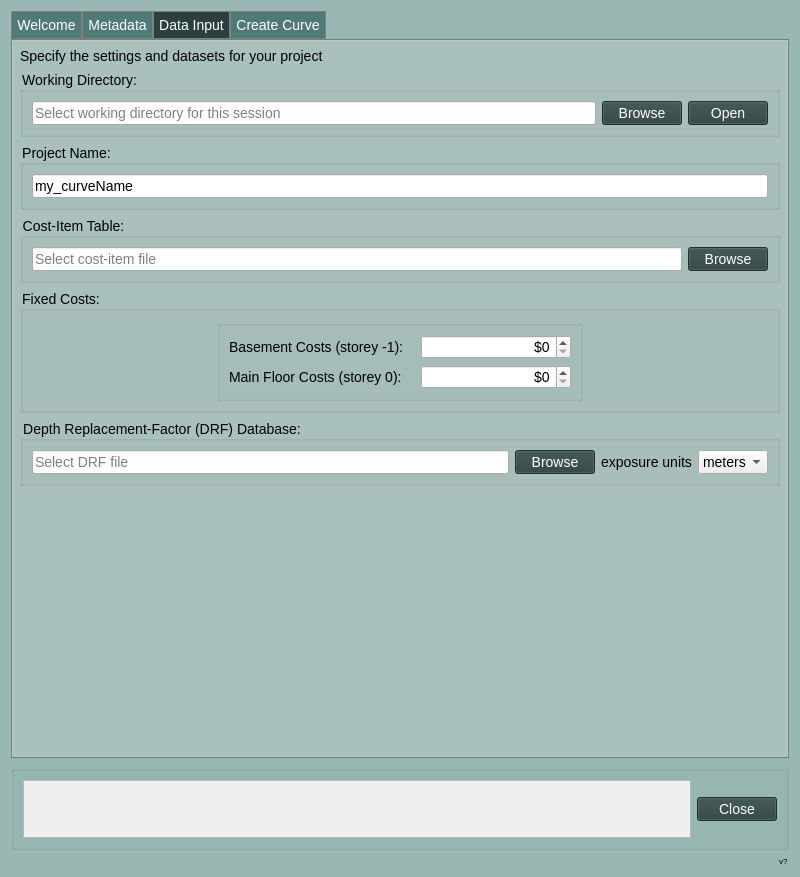
Qt form cancurve/bldgs/cc_bldgs_dialog.ui (NRCan/CanCurve) before a commit.
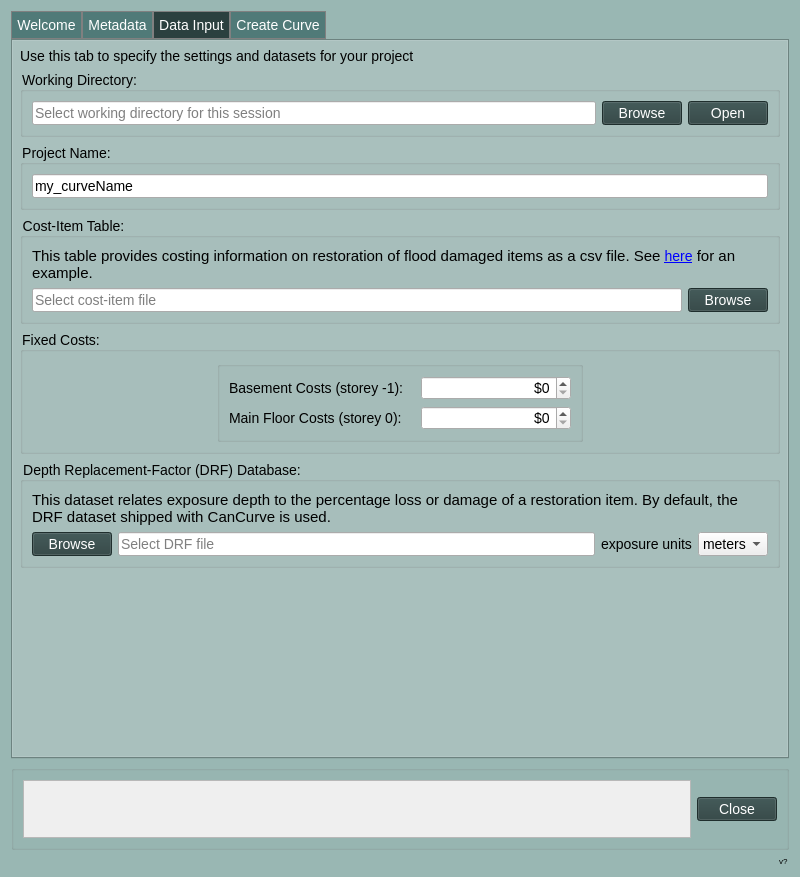
The same form after that commit. The open tabs and pages were chosen to show the change. Icons and pictures are not drawn. Custom widgets are drawn as their Qt base class.

Commit message: re-org data description text

```diff
--- a/cancurve/bldgs/cc_bldgs_dialog.ui
+++ b/cancurve/bldgs/cc_bldgs_dialog.ui
@@ -265,13 +265,6 @@
        <string>Metadata</string>
       </attribute>
       <layout class="QVBoxLayout" name="verticalLayout_7">
-       <item>
-        <widget class="QLabel" name="label_13">
-         <property name="text">
-          <string>Populate the metadata for your building. *required field</string>
-         </property>
-        </widget>
-       </item>
        <item>
         <widget class="QScrollArea" name="scrollArea">
          <property name="palette">
@@ -872,7 +865,7 @@
        <item>
         <widget class="QLabel" name="label_6">
          <property name="text">
-          <string>Specify the settings and datasets for your project</string>
+          <string>Use this tab to specify the settings and datasets for your project</string>
          </property>
         </widget>
        </item>
@@ -945,7 +938,26 @@
          <property name="title">
           <string>Cost-Item Table:</string>
          </property>
-         <layout class="QHBoxLayout" name="horizontalLayout_9">
+         <layout class="QVBoxLayout" name="verticalLayout_24">
+          <item>
+           <widget class="QLabel" name="label_12">
+            <property name="text">
+             <string>&lt;!DOCTYPE HTML PUBLIC &quot;-//W3C//DTD HTML 4.0//EN&quot; &quot;http://www.w3.org/TR/REC-html40/strict.dtd&quot;&gt;
+&lt;html&gt;&lt;head&gt;&lt;meta name=&quot;qrichtext&quot; content=&quot;1&quot; /&gt;&lt;style type=&quot;text/css&quot;&gt;
+p, li { white-space: pre-wrap; }
+&lt;/style&gt;&lt;/head&gt;&lt;body style=&quot; font-family:'MS Shell Dlg 2'; font-size:14px; font-weight:400; font-style:normal;&quot;&gt;
+&lt;p style=&quot; margin-top:0px; margin-bottom:0px; margin-left:0px; margin-right:0px; -qt-block-indent:0; text-indent:0px;&quot;&gt;&lt;span style=&quot; font-size:11pt;&quot;&gt;This table provides costing information on restoration of flood damaged items as a csv file. See &lt;/span&gt;&lt;a href=&quot;https://github.com/NRCan/CanCurve/blob/dev/cancurve/tutorial/01/R_1-L-BD-CU_ABCA.csv&quot;&gt;&lt;span style=&quot; font-size:14px; text-decoration: underline; color:#0000ff;&quot;&gt;here&lt;/span&gt;&lt;/a&gt;&lt;span style=&quot; font-size:11pt;&quot;&gt; for an example.&lt;/span&gt;&lt;/p&gt;&lt;/body&gt;&lt;/html&gt;</string>
+            </property>
+            <property name="wordWrap">
+             <bool>true</bool>
+            </property>
+            <property name="openExternalLinks">
+             <bool>true</bool>
+            </property>
+           </widget>
+          </item>
+          <item>
+           <layout class="QHBoxLayout" name="horizontalLayout_2">
           <item>
            <widget class="QLineEdit" name="lineEdit_tab3dataInput_cifp">
             <property name="statusTip">
@@ -967,6 +979,8 @@
            </widget>
           </item>
          </layout>
+          </item>
+         </layout>
         </widget>
        </item>
        <item>
@@ -1051,7 +1065,33 @@
          <property name="title">
           <string>Depth Replacement-Factor (DRF) Database:</string>
          </property>
-         <layout class="QHBoxLayout" name="horizontalLayout_11">
+         <layout class="QVBoxLayout" name="verticalLayout_23">
+          <item>
+           <widget class="QLabel" name="label_13">
+            <property name="text">
+             <string>&lt;!DOCTYPE HTML PUBLIC &quot;-//W3C//DTD HTML 4.0//EN&quot; &quot;http://www.w3.org/TR/REC-html40/strict.dtd&quot;&gt;
+&lt;html&gt;&lt;head&gt;&lt;meta name=&quot;qrichtext&quot; content=&quot;1&quot; /&gt;&lt;style type=&quot;text/css&quot;&gt;
+p, li { white-space: pre-wrap; }
+&lt;/style&gt;&lt;/head&gt;&lt;body style=&quot; font-family:'MS Shell Dlg 2'; font-size:14px; font-weight:400; font-style:normal;&quot;&gt;
+&lt;p style=&quot; margin-top:0px; margin-bottom:0px; margin-left:0px; margin-right:0px; -qt-block-indent:0; text-indent:0px;&quot;&gt;&lt;span style=&quot; font-size:11pt;&quot;&gt;This dataset relates exposure depth to the percentage loss or damage of a restoration item. By default, the DRF dataset shipped with CanCurve is used.&lt;/span&gt;&lt;/p&gt;&lt;/body&gt;&lt;/html&gt;</string>
+            </property>
+            <property name="wordWrap">
+             <bool>true</bool>
+            </property>
+            <property name="openExternalLinks">
+             <bool>true</bool>
+            </property>
+           </widget>
+          </item>
+          <item>
+           <layout class="QHBoxLayout" name="horizontalLayout_9">
+            <item>
+             <widget class="QPushButton" name="pushButton_tab3dataInput_drfFp">
+              <property name="text">
+               <string>Browse</string>
+              </property>
+             </widget>
+            </item>
           <item>
            <widget class="QLineEdit" name="lineEdit_tab3dataInput_drfFp">
             <property name="toolTip">
@@ -1065,13 +1105,6 @@
             </property>
            </widget>
           </item>
-          <item>
-           <widget class="QPushButton" name="pushButton_tab3dataInput_drfFp">
-            <property name="text">
-             <string>Browse</string>
-            </property>
-           </widget>
-          </item>
           <item>
            <widget class="QLabel" name="label_8">
             <property name="text">
@@ -1112,6 +1145,8 @@
            </widget>
           </item>
          </layout>
+          </item>
+         </layout>
         </widget>
        </item>
        <item>
```
Left out of the diff: 103 changed lines with no effect on the pictures. Lines whose indentation alone changed are shown as unchanged. The commit also changes 8 other files.
